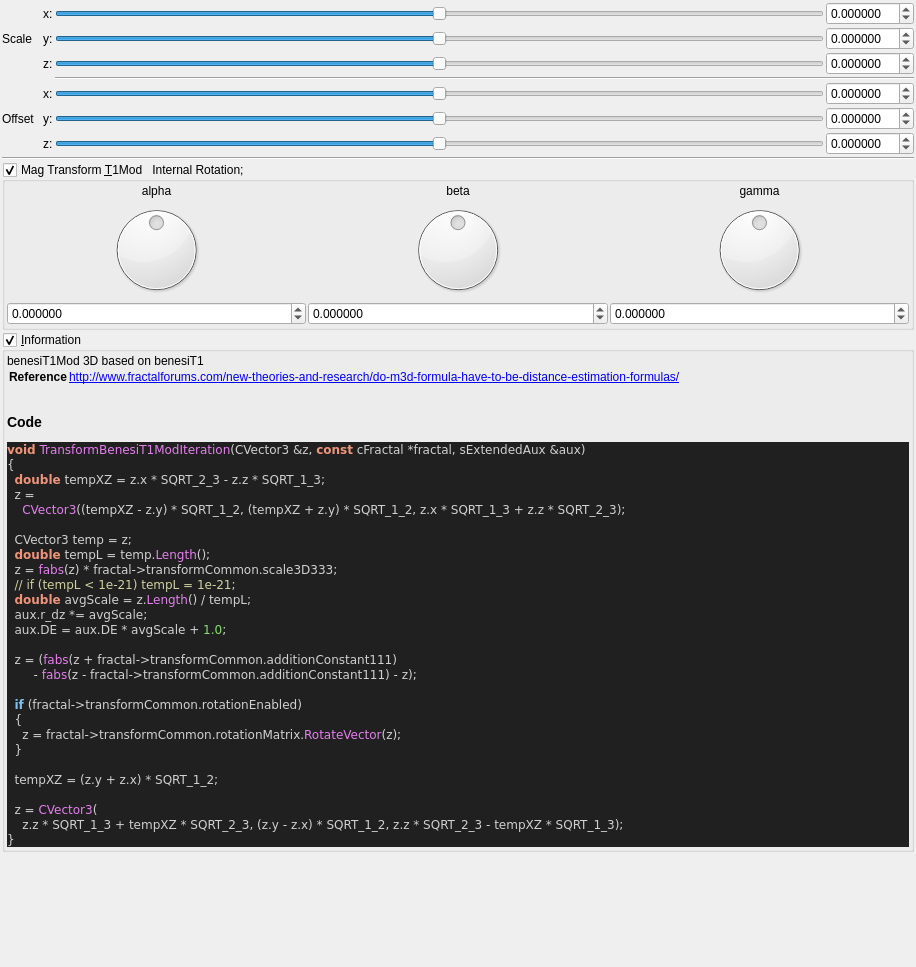
This is mandelbulber2/qt_data/fractal_transf_benesi_T1Mod.ui in buddhi1980/mandelbulber2 as Qt 5 draws it before an edit. The edited form follows.
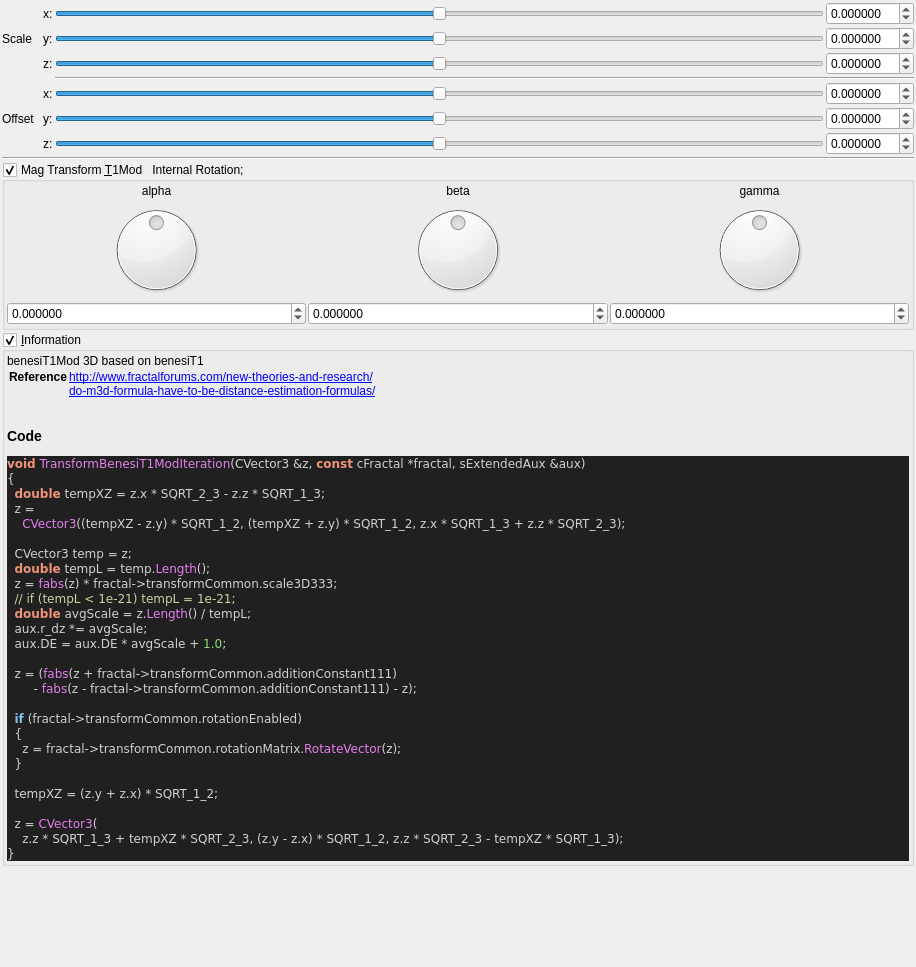
This is the edited form. Custom widgets are drawn as their Qt base class.

Commit message: source code format & updated ui formula files

The edit to the form file:
```diff
--- a/mandelbulber2/qt_data/fractal_transf_benesi_T1Mod.ui
+++ b/mandelbulber2/qt_data/fractal_transf_benesi_T1Mod.ui
@@ -652,7 +652,8 @@
        <widget class="QLabel" name="label_code_content">
         <property name="text">
          <string>&lt;p&gt;benesiT1Mod  3D based on benesiT1&lt;/p&gt;&lt;table&gt;
-&lt;tr&gt;&lt;th&gt;Reference&lt;/th&gt;&lt;td&gt;&lt;a href=&quot;http://www.fractalforums.com/new-theories-and-research/do-m3d-formula-have-to-be-distance-estimation-formulas/&quot;&gt;http://www.fractalforums.com/new-theories-and-research/do-m3d-formula-have-to-be-distance-estimation-formulas/&lt;br&gt;
+&lt;tr&gt;&lt;th&gt;Reference&lt;/th&gt;&lt;td&gt;&lt;a href=&quot;http://www.fractalforums.com/new-theories-and-research/&quot;&gt;http://www.fractalforums.com/new-theories-and-research/&lt;br&gt;
+&lt;a href=&quot;do-m3d-formula-have-to-be-distance-estimation-formulas/&quot;&gt;do-m3d-formula-have-to-be-distance-estimation-formulas/&lt;br&gt;
 &lt;/td&gt;&lt;/tr&gt;
 &lt;/table&gt;
 &lt;h3&gt;Code&lt;/h3&gt;
```
The commit also changes 41 other files.
